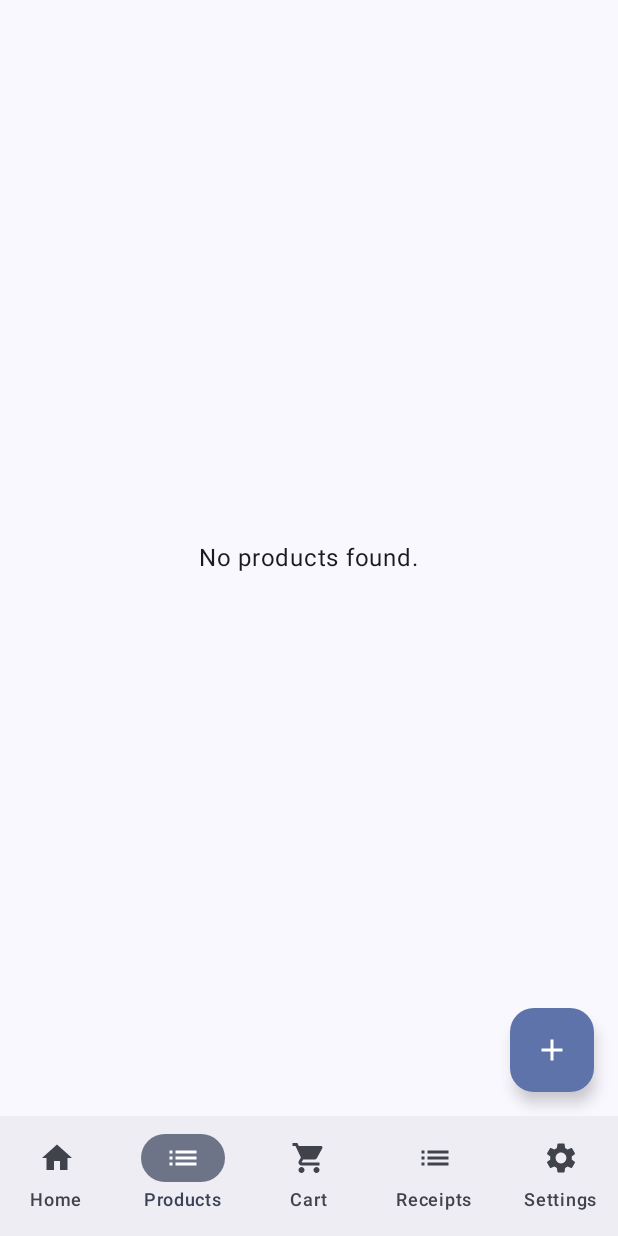
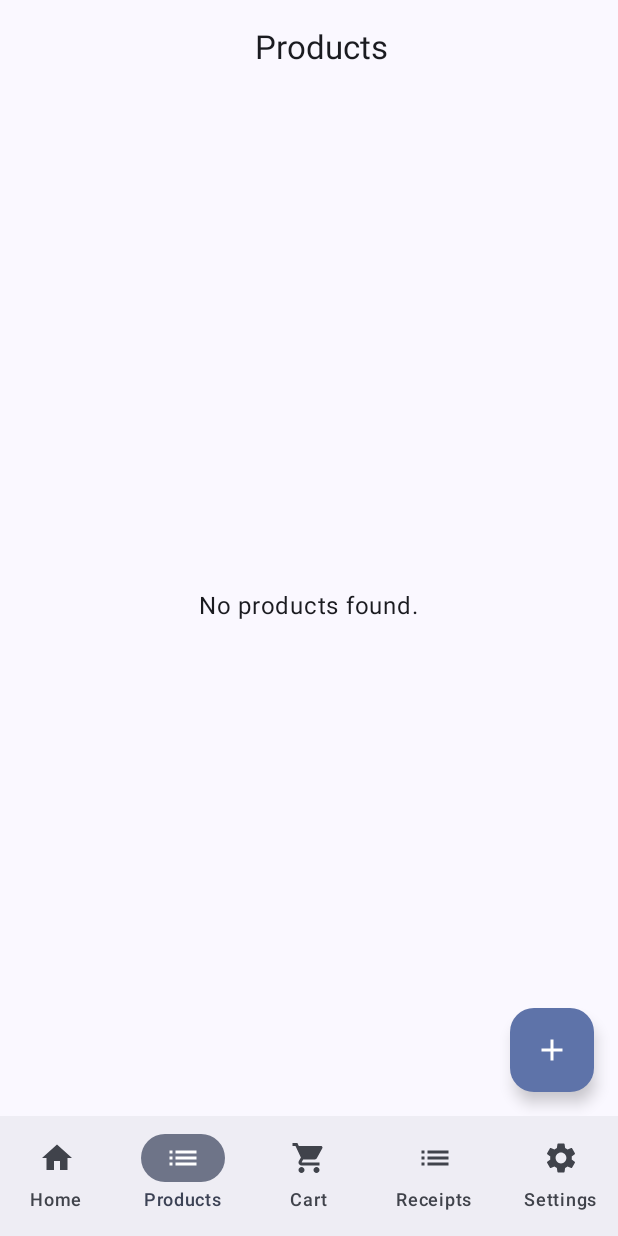
Before and after one commit to kyokosawada/POS, an Android app built with Jetpack Compose: the ProductListView screen opened through its navigation route, on a phone screen of 412 x 824 dp. Run offline under Robolectric (Android 15) with nearby library versions, the phone set to English and light mode, and no system bars; our stand-ins replace Room's generated code.

Commit message:
Core product list feature

```diff
--- a/app/src/main/java/com/kyokosawada/ui/ProductListView.kt
+++ b/app/src/main/java/com/kyokosawada/ui/ProductListView.kt
@@ -4,6 +4,10 @@ import androidx.compose.foundation.layout.*
 import androidx.compose.foundation.lazy.LazyColumn
 import androidx.compose.foundation.lazy.items
 import androidx.compose.material3.*
+import androidx.compose.foundation.layout.windowInsetsPadding
+import androidx.compose.foundation.layout.WindowInsets
+import androidx.compose.foundation.layout.WindowInsetsSides
+import androidx.compose.foundation.layout.only
 import androidx.compose.material3.ExperimentalMaterial3Api
 import androidx.compose.material3.ModalBottomSheet
 import androidx.compose.material3.rememberModalBottomSheetState
@@ -18,6 +22,7 @@ import androidx.compose.material3.MaterialTheme
 import androidx.compose.material.icons.Icons
 import androidx.compose.material.icons.filled.Add
 import androidx.compose.material.icons.filled.MoreVert
+import androidx.compose.material.icons.filled.Search
 import androidx.compose.material.icons.filled.Delete
 import androidx.compose.runtime.rememberCoroutineScope
 import androidx.compose.foundation.clickable
@@ -58,6 +63,16 @@ fun ProductListView(
     val productToDelete = productToDeleteState.value
 
     Scaffold(
+        topBar = {
+            TopAppBar(
+                title = {
+                    Box(modifier = Modifier.fillMaxWidth(), contentAlignment = Alignment.Center) {
+                        Text("Products")
+                    }
+                },
+                windowInsets = WindowInsets(0)
+            )
+        },
         snackbarHost = { SnackbarHost(snackbarHostState) },
         floatingActionButton = {
             FloatingActionButton(onClick = { showAddSheetState.value = true }) {
```
